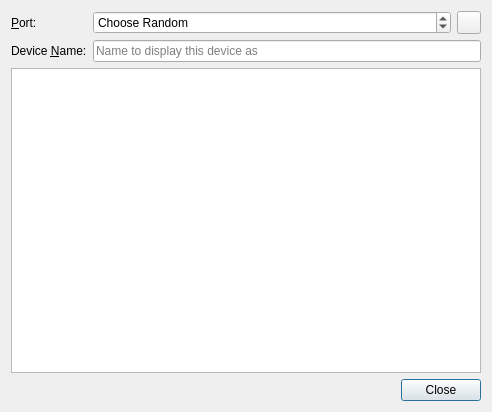
Qt form userdataexchangedialog.ui (Skycoder42/QtMvvmDatasyncWidgets) before a commit.
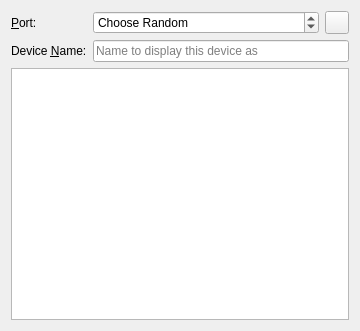
The same form after that commit. Icons and pictures are not drawn.

Commit message: removed unused close button

Diff of the .ui file:
```diff
--- a/userdataexchangedialog.ui
+++ b/userdataexchangedialog.ui
@@ -6,8 +6,8 @@
    <rect>
     <x>0</x>
     <y>0</y>
-    <width>492</width>
-    <height>412</height>
+    <width>360</width>
+    <height>331</height>
    </rect>
   </property>
   <property name="windowTitle">
@@ -95,16 +95,6 @@
      </property>
     </widget>
    </item>
-   <item>
-    <widget class="QDialogButtonBox" name="buttonBox">
-     <property name="orientation">
-      <enum>Qt::Horizontal</enum>
-     </property>
-     <property name="standardButtons">
-      <set>QDialogButtonBox::Close</set>
-     </property>
-    </widget>
-   </item>
   </layout>
  </widget>
  <tabstops>
```
Left out of the diff: 35 changed lines with no effect on the pictures.
